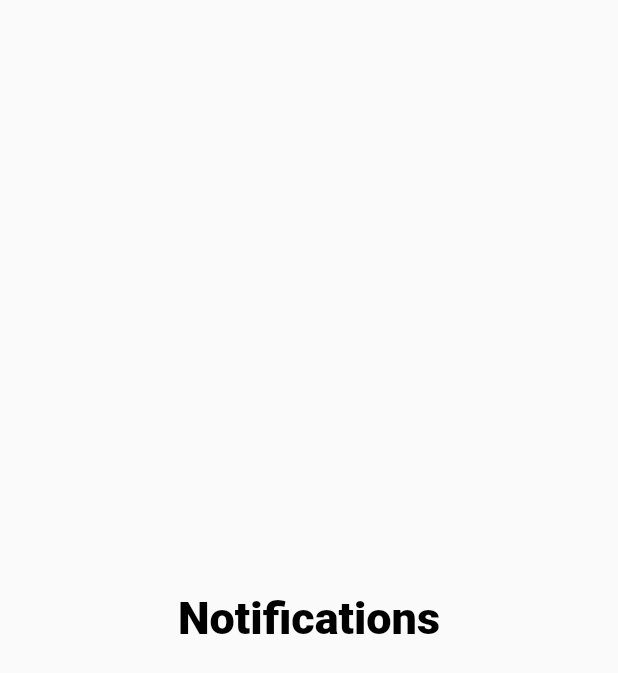
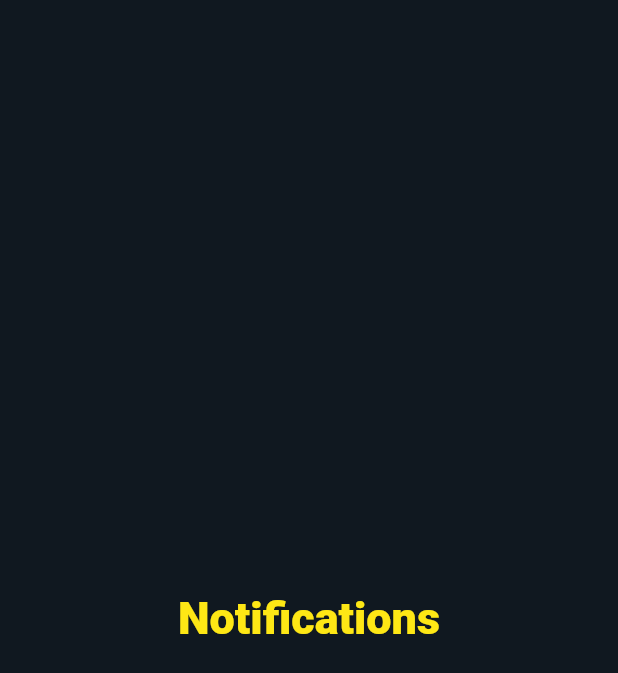
Before and after one commit to shikumi-0/SideDrawer, a Flutter app: the NotificationsPage screen opened directly, on a phone screen of 412 x 824 dp. Shown: the top 673 px of the screen. Run offline on Flutter 3.47's test engine with Material 2 defaults, Android fonts, the phone set to English and light mode, and no system bars; our stand-ins replace bloc, flutter_bloc, rxdart; statements that could not run were skipped.

Commit message:
Update notifications.dart

```diff
--- a/lib/pages/notifications.dart
+++ b/lib/pages/notifications.dart
@@ -5,12 +5,13 @@ class NotificationsPage extends StatelessWidget with NavigationStates {
   @override
   Widget build(BuildContext context) {
     return Scaffold(
+      backgroundColor: Color(0xff101820),
       body: Center(
         child: Text(
           'Notifications',
           style: TextStyle(
             fontSize: 30,
-            color: Colors.black,
+            color: Color(0xffFEE715),
             fontWeight: FontWeight.w900,
           ),
         ),
```
